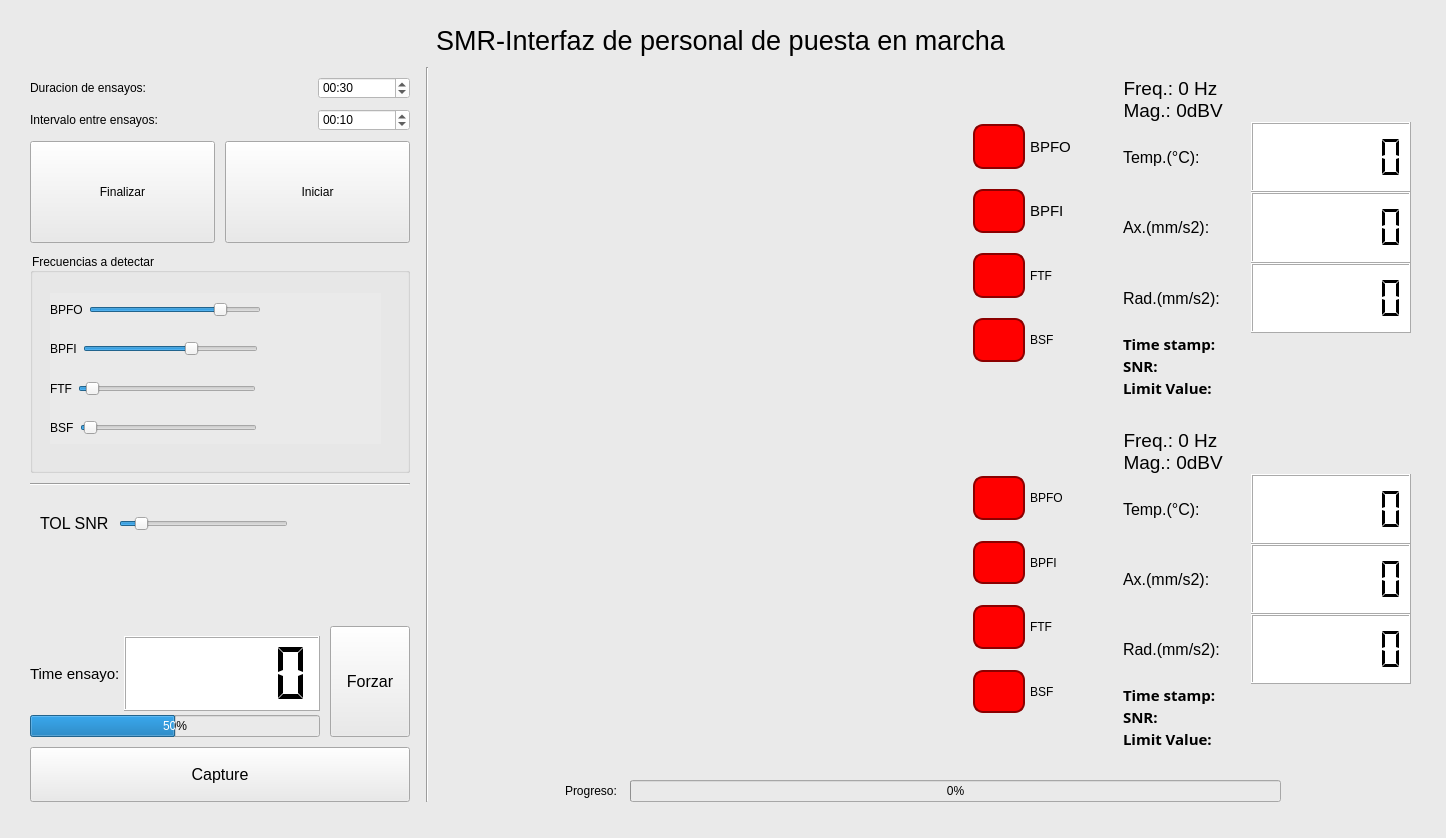
The window that ProyectoSMR-Test/Interfaz_usuario_v2/menu_v2.ui (nvargas24/Sistema_medicion_de_rodamientos-SMR) describes before a commit, drawn with Qt 5.
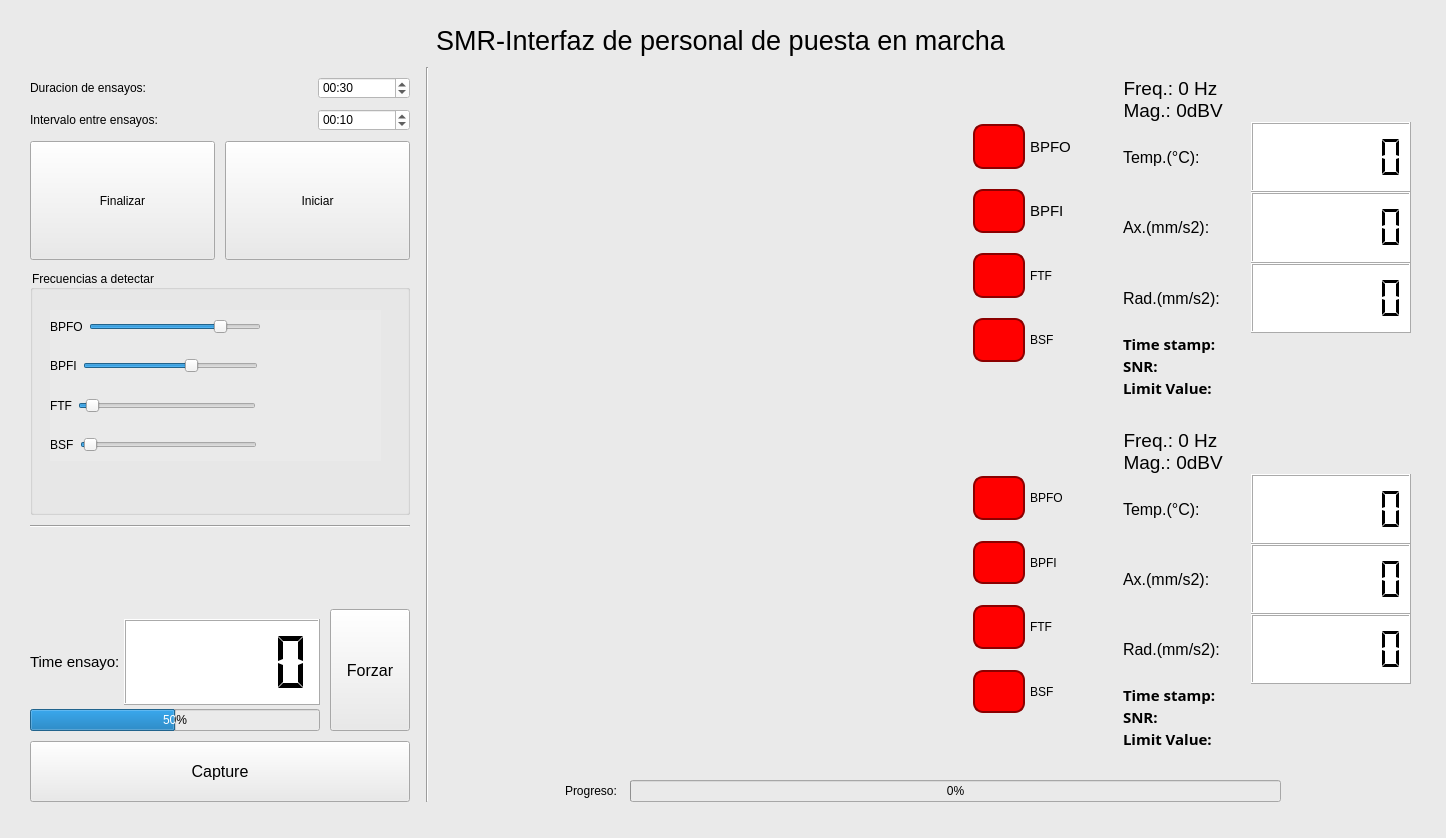
The same window after the commit.

Commit message: modificaciones menores en menu_v2

Patch:
```diff
--- a/ProyectoSMR-Test/Interfaz_usuario_v2/menu_v2.ui
+++ b/ProyectoSMR-Test/Interfaz_usuario_v2/menu_v2.ui
@@ -61,7 +61,7 @@
      <item>
       <layout class="QHBoxLayout" name="horizontalLayout_20" stretch="6,1,15">
        <item>
-        <layout class="QVBoxLayout" name="configuraciones" stretch="3,4,1,1,1,2,1">
+        <layout class="QVBoxLayout" name="configuraciones" stretch="3,4,1,1,2,1">
          <property name="spacing">
           <number>10</number>
          </property>
@@ -392,6 +392,12 @@
                  <property name="orientation">
                   <enum>Qt::Horizontal</enum>
                  </property>
+                 <property name="invertedAppearance">
+                  <bool>false</bool>
+                 </property>
+                 <property name="invertedControls">
+                  <bool>false</bool>
+                 </property>
                  <property name="tickInterval">
                   <number>37</number>
                  </property>
@@ -460,61 +466,6 @@
            </property>
           </widget>
          </item>
-         <item>
-          <layout class="QHBoxLayout" name="horizontalLayout">
-           <property name="leftMargin">
-            <number>10</number>
-           </property>
-           <item>
-            <layout class="QHBoxLayout" name="horizontalLayout_16" stretch="0,6,4">
-             <item>
-              <widget class="QLabel" name="label_16">
-               <property name="font">
-                <font>
-                 <pointsize>12</pointsize>
-                </font>
-               </property>
-               <property name="text">
-                <string>TOL SNR</string>
-               </property>
-              </widget>
-             </item>
-             <item>
-              <widget class="QSlider" name="slider_tol_snr">
-               <property name="minimum">
-                <number>0</number>
-               </property>
-               <property name="maximum">
-                <number>100</number>
-               </property>
-               <property name="singleStep">
-                <number>10</number>
-               </property>
-               <property name="pageStep">
-                <number>500</number>
-               </property>
-               <property name="value">
-                <number>10</number>
-               </property>
-               <property name="orientation">
-                <enum>Qt::Horizontal</enum>
-               </property>
-               <property name="tickInterval">
-                <number>10</number>
-               </property>
-              </widget>
-             </item>
-             <item>
-              <widget class="QLabel" name="label_slider_tol_snr">
-               <property name="text">
-                <string/>
-               </property>
-              </widget>
-             </item>
-            </layout>
-           </item>
-          </layout>
-         </item>
          <item>
           <widget class="QLabel" name="notificacion">
            <property name="font">
```
The commit also changes 2 other files.
